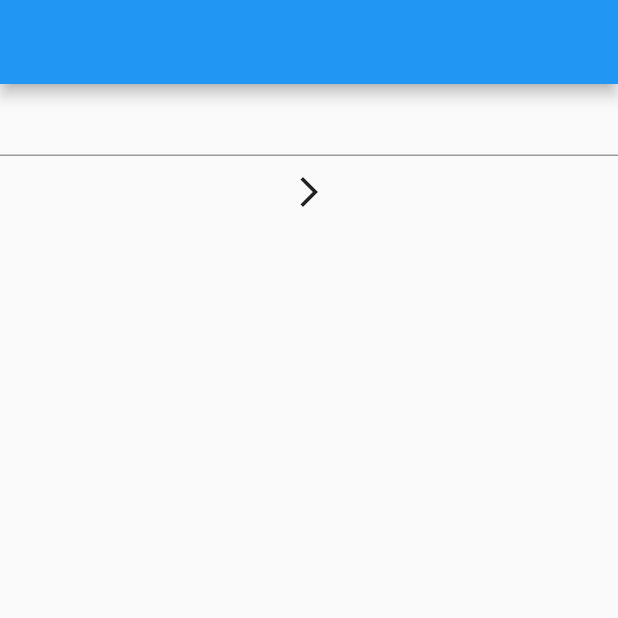
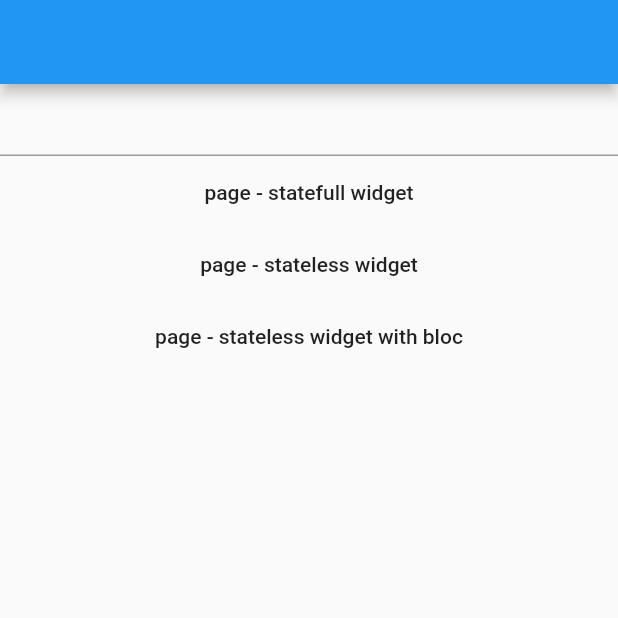
Before and after one commit to williamdias/flutter_textformfield_issue, a Flutter app: the screen it shows after launch, on a phone screen of 412 x 824 dp, the top half of it. Run offline on Flutter 3.47's test engine with Material 2 defaults, Android fonts, the phone set to English and light mode, and no system bars; our stand-ins replace bloc, flutter_bloc.

Commit message:
examples using statefull, stateless and stateless with bloc pages

```diff
--- a/lib/main.dart
+++ b/lib/main.dart
@@ -1,16 +1,8 @@
 import 'package:flutter/material.dart';
-import './mockPage.dart';
+import './page_main.dart';
 import 'package:flutter/services.dart';
 
 void main() {
-  // This instruction does not work in channel master, (it works on stable)
-  SystemChrome.setSystemUIOverlayStyle(
-      SystemUiOverlayStyle(statusBarColor: Colors.transparent,
-      statusBarIconBrightness: Brightness.dark,
-      systemNavigationBarColor: Colors.transparent,
-      systemNavigationBarIconBrightness: Brightness.dark));
-
-
   runApp(MyApp());
 }
 
@@ -21,18 +13,9 @@ class MyApp extends StatelessWidget {
     return MaterialApp(
       title: 'Flutter Demo',
       theme: ThemeData(
-        // This is the theme of your application.
-        //
-        // Try running your application with "flutter run". You'll see the
-        // application has a blue toolbar. Then, without quitting the app, try
-        // changing the primarySwatch below to Colors.green and then invoke
-        // "hot reload" (press "r" in the console where you ran "flutter run",
-        // or simply save your changes to "hot reload" in a Flutter IDE).
-        // Notice that the counter didn't reset back to zero; the application
-        // is not restarted.
         primarySwatch: Colors.blue,
       ),
-      home: MockPage(),
+      home: PageMain(),
     );
   }
 }
--- a/lib/mockPage.dart
+++ /dev/null
@@ -1,32 +0,0 @@
-import 'package:flutter/material.dart';
-
-class MockPage extends StatefulWidget {
-  @override
-  _MockPageState createState() => _MockPageState();
-}
-
-class _MockPageState extends State<MockPage> {
-  @override
-  Widget build(BuildContext context) {
-    return Scaffold(
-      appBar: AppBar(),
-      body: Column(
-        children: <Widget>[
-          TextField(
-          ),
-          IconButton(
-            icon: Icon(Icons.arrow_forward_ios),
-            onPressed: () {
-              Navigator.pushReplacement(
-                context,
-                MaterialPageRoute(
-                  builder: (context) => MockPage(),
-                ),
-              );
-            },
-          ),
-        ],
-      ),
-    );
-  }
-}
--- /dev/null
+++ b/lib/page_main.dart
@@ -0,0 +1,44 @@
+import 'package:flutter/material.dart';
+
+import './page_statefull.dart';
+import './page_stateless.dart';
+import './page_stateless_with_bloc.dart';
+
+class PageMain extends StatelessWidget {
+
+  final formKey = GlobalKey<FormState>();
+
+  PageMain() {
+    print('-> PageMain created');
+  }
+
+  @override
+  Widget build(BuildContext context) {
+    print('-> PageMain built');
+    return Scaffold(
+      appBar: AppBar(),
+      body: Center(
+        child: Column(
+          children: <Widget>[
+            Form(
+              key: formKey,
+              child: TextFormField(),
+            ),
+            FlatButton(
+              child: Text('page - statefull widget'),
+              onPressed: () => Navigator.push(context, MaterialPageRoute(builder: (context) => PageStateful())),
+            ),
+            FlatButton(
+              child: Text('page - stateless widget'),
+              onPressed: () => Navigator.push(context, MaterialPageRoute(builder: (context) => PageStateless())),
+            ),
+            FlatButton(
+              child: Text('page - stateless widget with bloc'),
+              onPressed: () => Navigator.push(context, MaterialPageRoute(builder: (context) => PageStatelessWithBloc())),
+            ),
+          ],
+        ),
+      ),
+    );
+  }
+}
--- a/pubspec.yaml
+++ b/pubspec.yaml
@@ -23,6 +23,7 @@ dependencies:
   # The following adds the Cupertino Icons font to your application.
   # Use with the CupertinoIcons class for iOS style icons.
   cupertino_icons: ^0.1.2
+  flutter_bloc: ^0.7.0
 
 dev_dependencies:
   flutter_test:
```
Also changed, not shown: lib/page_statefull.dart (added, +31 -0 lines), lib/page_stateless.dart (added, +25 -0 lines), lib/page_stateless_with_bloc.dart (added, +43 -0 lines), pubspec.lock, 1 other file.
